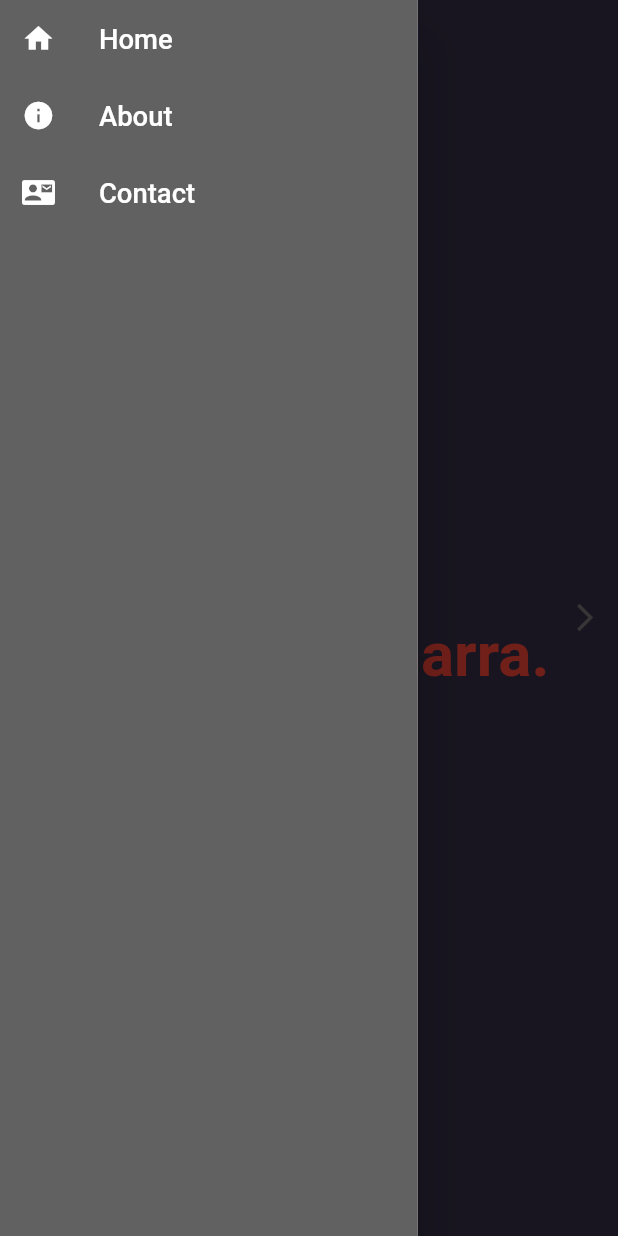
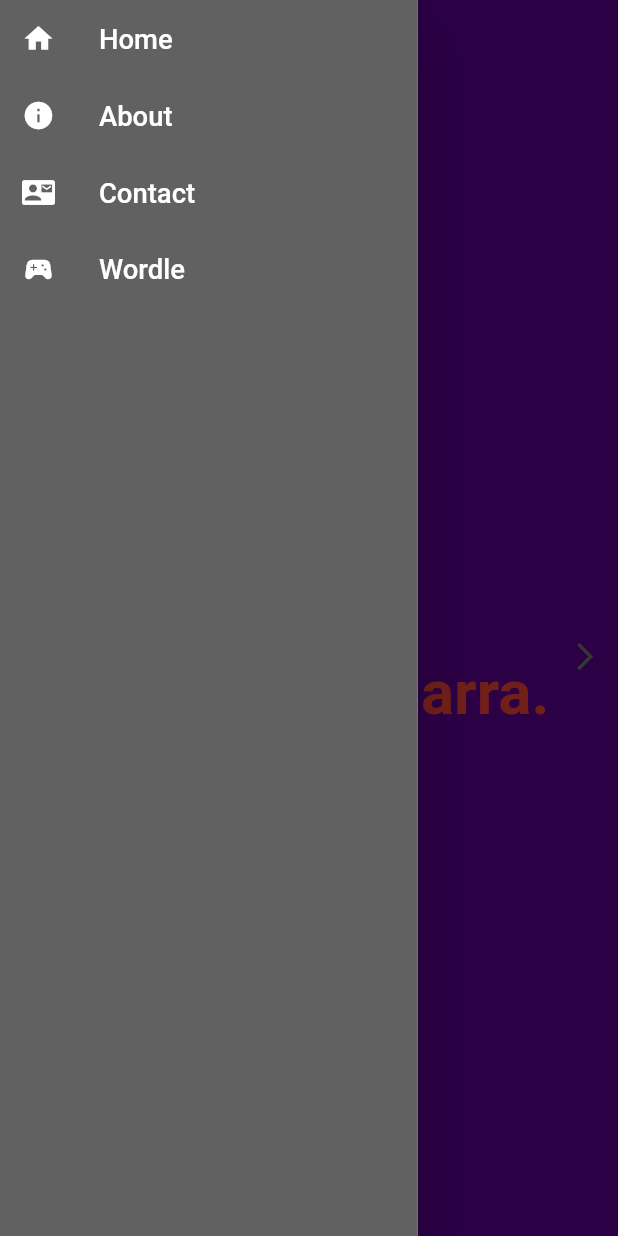
Before and after one commit to Marcos-Gamarra/personal_website_flutter, a Flutter app: the screen it shows after launch, with the side drawer open, on a phone screen of 412 x 824 dp. Run offline on Flutter 3.47's test engine with Material 2 defaults, Android fonts, the light colour scheme and no system bars; our stand-ins replace font_awesome_flutter, responsive_framework; missing offline and left inert: dart:html.

Commit message:
added wordle shorcut to drawer

```diff
--- a/lib/main.dart
+++ b/lib/main.dart
@@ -31,7 +31,8 @@ class MyApp extends StatelessWidget {
       debugShowCheckedModeBanner: false,
       title: 'Marcos Gamarra',
       theme: ThemeData(
-        scaffoldBackgroundColor: const Color(0xff352e45),
+        //scaffoldBackgroundColor: const Color(0xff352e45),
+        scaffoldBackgroundColor: const Color(0xff5d0096),
       ),
       home: const HomePage(),
     );
@@ -73,13 +74,13 @@ class _HomePageState extends State<HomePage> {
   Widget forwardButton(int currentIndex, PageController controller) {
     return Align(
       alignment: Alignment.centerRight,
-      child: currentIndex != 2
+      child: currentIndex != 3
           ? IconButton(
               hoverColor: const Color(0xff3a324d),
               icon: Icon(
                 Icons.arrow_forward_ios_outlined,
                 color:
-                    currentIndex == 2 ? Colors.transparent : Colors.grey[600],
+                    currentIndex == 3 ? Colors.transparent : Colors.grey[600],
               ),
               onPressed: () {
                 controller.nextPage(
@@ -98,7 +99,7 @@ class _HomePageState extends State<HomePage> {
   Widget build(BuildContext context) {
     final PageController controller = PageController();
     return Scaffold(
-      extendBodyBehindAppBar: true,
+      //extendBodyBehindAppBar: true,
       appBar: AppBar(
         leading: Builder(builder: (context) {
           return IconButton(
@@ -184,6 +185,29 @@ class _HomePageState extends State<HomePage> {
                   Navigator.pop(context);
                 },
               ),
+              ListTile(
+                leading: const Icon(
+                  Icons.sports_esports,
+                  color: Colors.white,
+                ),
+                title: const Text(
+                  'Wordle',
+                  //textAlign: TextAlign.center,
+                  style: TextStyle(
+                    color: Colors.white,
+                    fontSize: 20.0,
+                  ),
+                ),
+                onTap: () {
+                  controller.animateToPage(
+                    3,
+                    duration: const Duration(seconds: 1),
+                    curve: Curves.ease,
+                  );
+                  setState(() => currentIndex = 3);
+                  Navigator.pop(context);
+                },
+              ),
             ],
           ),
         ),
```
Also changed, not shown: lib/wordle/wordle.dart (+26 -7 lines).
